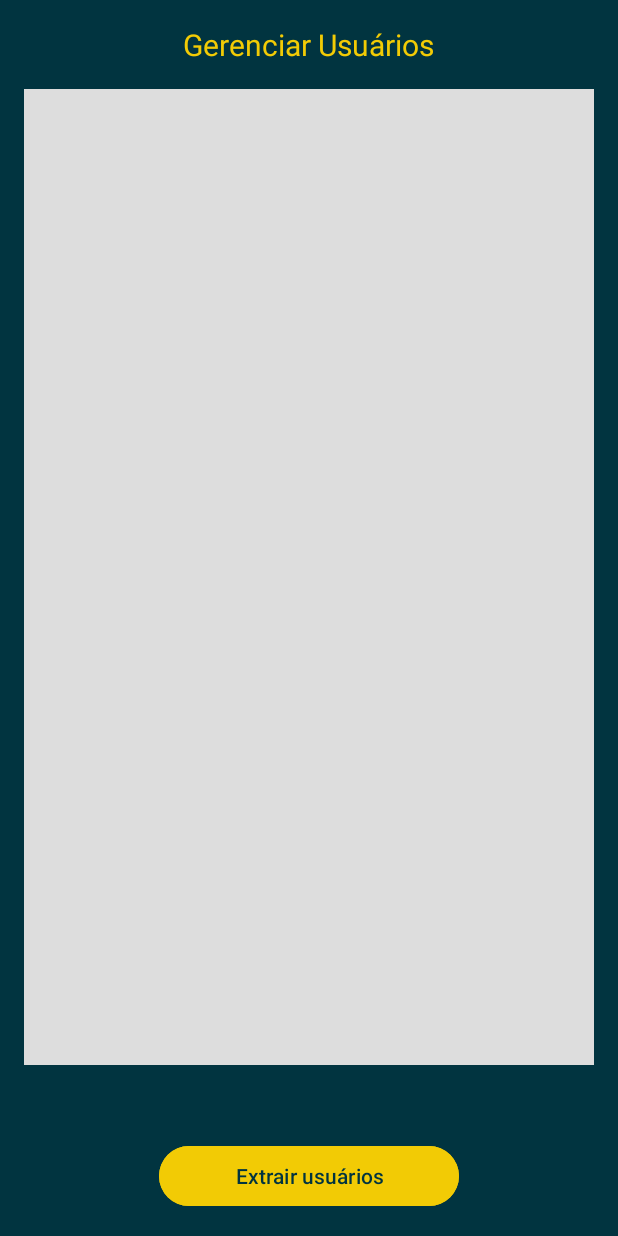
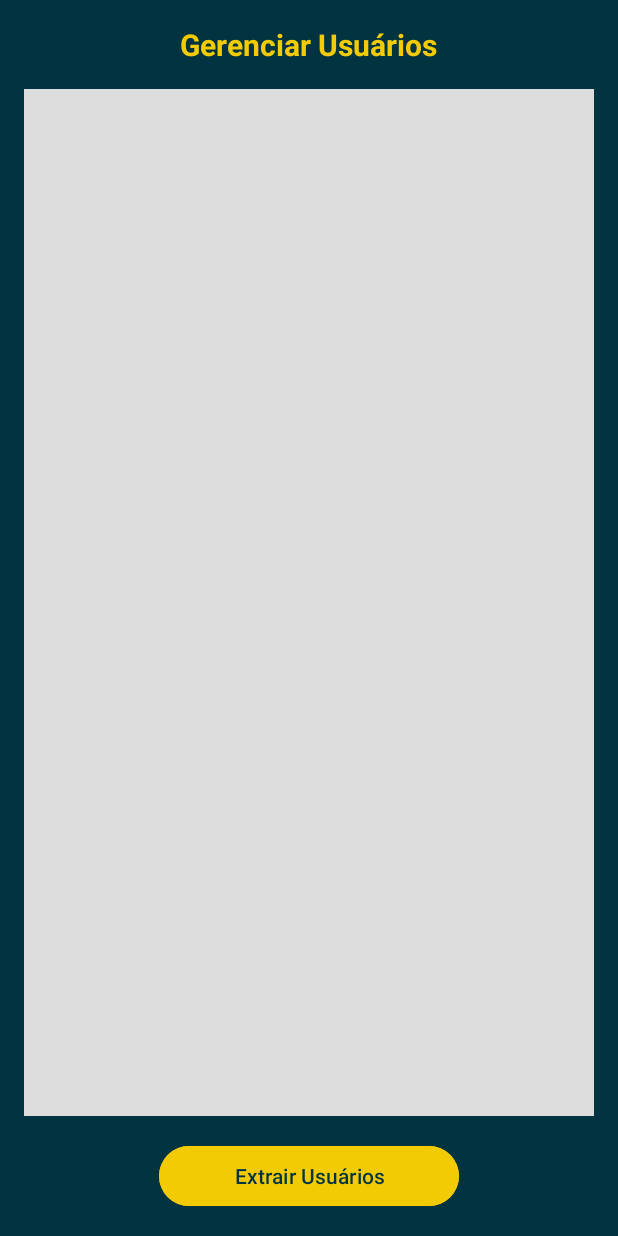
Before and after one commit to Grupo5-3ADSB-Zup/apl-mobile-zup, an Android app: the layout activity_admin.xml on its own in the app's theme, with its tools: preview values and no code run, on a phone screen of 412 x 824 dp. Run offline under Robolectric (Android 15) with nearby library versions, the phone set to English and light mode, and no system bars.

Commit message:
tag nas cores do app

```diff
--- a/Zup/app/src/main/res/layout/activity_admin.xml
+++ b/Zup/app/src/main/res/layout/activity_admin.xml
@@ -6,18 +6,19 @@
     <LinearLayout
         android:layout_width="match_parent"
         android:layout_height="match_parent"
-        android:background="#013440"
         android:orientation="vertical"
-        android:padding="16dp">
+        android:padding="16dp"
+        android:background="@color/verdeZup">
 
         <TextView
             android:layout_width="wrap_content"
             android:layout_height="wrap_content"
-            android:layout_gravity="center"
+            android:layout_gravity="center_horizontal"
             android:layout_marginBottom="16dp"
             android:text="Gerenciar Usuários"
-            android:textColor="#F2CB05"
-            android:textSize="20sp" />
+            android:textColor="@color/amareloZup"
+            android:textSize="20sp"
+            android:textStyle="bold" />
 
         <ListView
             android:id="@+id/usuarioListView"
@@ -26,15 +27,16 @@
             android:layout_weight="1"
             android:background="#FFDDDDDD" />
 
-
         <Button
             android:id="@+id/extrairUsuarioButton"
             android:layout_width="200dp"
             android:layout_height="wrap_content"
-            android:layout_gravity="center"
-            android:layout_marginTop="50dp"
-            android:backgroundTint="#F2CB05"
-            android:text="Extrair usuários"
-            android:textColor="#013440" />
+            android:layout_gravity="center_horizontal"
+            android:layout_marginTop="16dp"
+            android:backgroundTint="@color/amareloZup"
+            android:text="Extrair Usuários"
+            android:textColor="@color/verdeZup" />
+
     </LinearLayout>
+
 </androidx.constraintlayout.widget.ConstraintLayout>
--- a/Zup/app/src/main/res/values/colors.xml
+++ b/Zup/app/src/main/res/values/colors.xml
@@ -2,4 +2,6 @@
 <resources>
     <color name="black">#FF000000</color>
     <color name="white">#FFFFFFFF</color>
+    <color name="verdeZup">#013440</color>
+    <color name="amareloZup">#F2CB05</color>
 </resources>
```
Also changed, not shown: Zup/app/src/main/res/layout/activity_cadastro.xml (+11 -11 lines), Zup/app/src/main/res/layout/activity_cadastro2.xml (+12 -12 lines), Zup/app/src/main/res/layout/activity_login.xml (+9 -9 lines).
